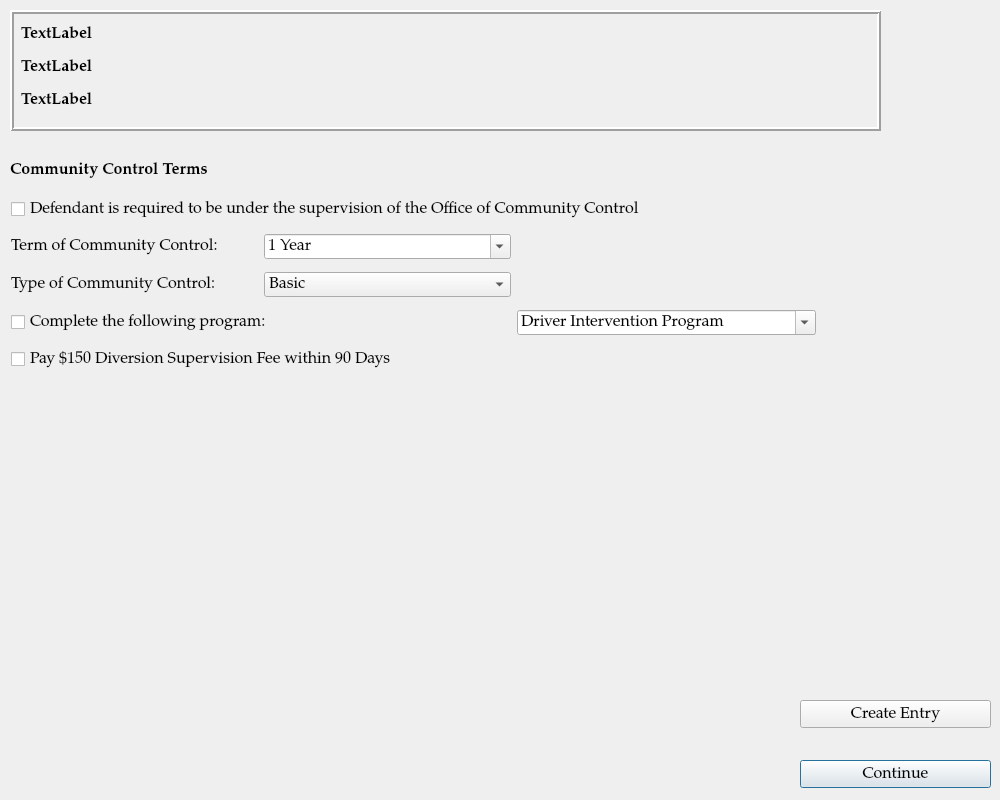
The window that ui/CommunityControlDialog.ui (HunterProgram22/MuniEntry) describes before a commit, drawn with Qt 5.
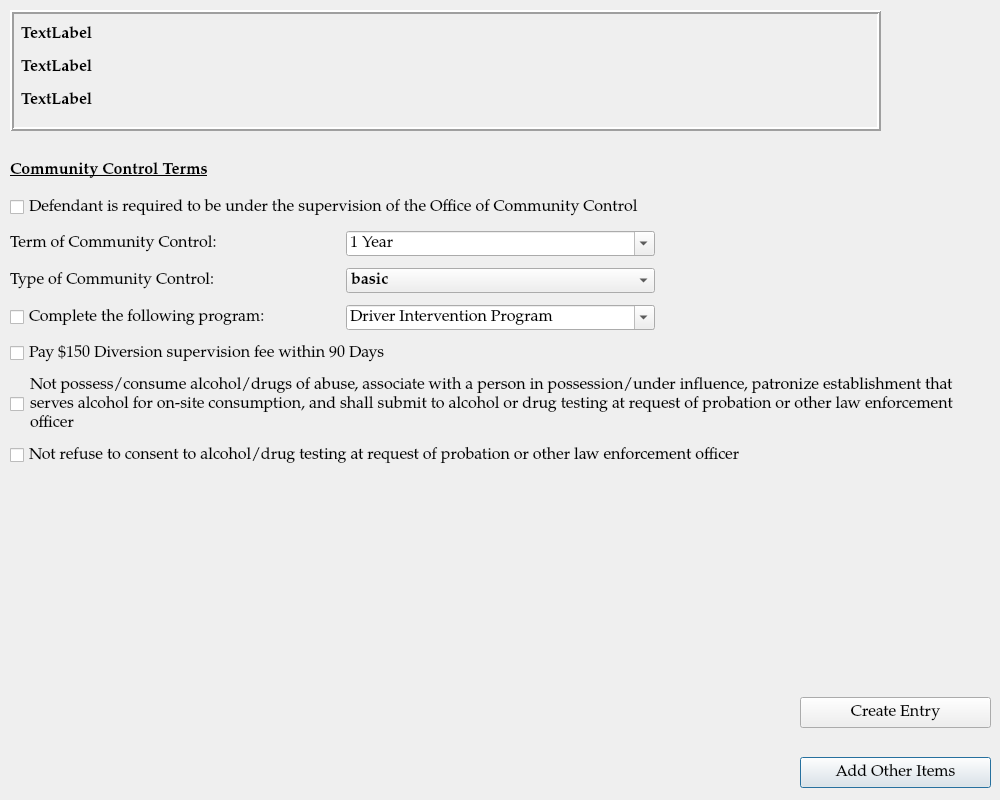
The same window after the commit.

Commit message: Updated community control dialog and template.

Diff of the .ui file:
```diff
--- a/ui/CommunityControlDialog.ui
+++ b/ui/CommunityControlDialog.ui
@@ -35,13 +35,13 @@
    <property name="geometry">
     <rect>
      <x>800</x>
-     <y>760</y>
+     <y>757</y>
      <width>191</width>
-     <height>28</height>
+     <height>31</height>
     </rect>
    </property>
    <property name="text">
-    <string>Continue</string>
+    <string>Add Other Items</string>
    </property>
   </widget>
   <widget class="QFrame" name="case_information_frame">
@@ -127,9 +127,9 @@
    <property name="geometry">
     <rect>
      <x>800</x>
-     <y>700</y>
+     <y>697</y>
      <width>191</width>
-     <height>28</height>
+     <height>31</height>
     </rect>
    </property>
    <property name="text">
@@ -149,6 +149,7 @@
     <font>
      <weight>75</weight>
      <bold>true</bold>
+     <underline>true</underline>
     </font>
    </property>
    <property name="text">
@@ -158,28 +159,28 @@
   <widget class="QWidget" name="">
    <property name="geometry">
     <rect>
-     <x>11</x>
-     <y>191</y>
-     <width>805</width>
-     <height>187</height>
+     <x>10</x>
+     <y>190</y>
+     <width>961</width>
+     <height>288</height>
     </rect>
    </property>
    <layout class="QGridLayout" name="gridLayout">
-    <item row="0" column="0" colspan="3">
+    <item row="0" column="0" colspan="4">
      <widget class="QCheckBox" name="community_control_required_checkbox">
       <property name="text">
        <string>Defendant is required to be under the supervision of the Office of Community Control</string>
       </property>
      </widget>
     </item>
-    <item row="1" column="0">
+    <item row="1" column="0" colspan="2">
      <widget class="QLabel" name="label_2">
       <property name="text">
        <string>Term of Community Control:</string>
       </property>
      </widget>
     </item>
-    <item row="1" column="1">
+    <item row="1" column="2">
      <widget class="QComboBox" name="term_of_community_control_box">
       <property name="sizePolicy">
        <sizepolicy hsizetype="Minimum" vsizetype="Fixed">
@@ -217,21 +218,27 @@
       </item>
      </widget>
     </item>
-    <item row="2" column="0">
+    <item row="2" column="0" colspan="2">
      <widget class="QLabel" name="label_3">
       <property name="text">
        <string>Type of Community Control:</string>
       </property>
      </widget>
     </item>
-    <item row="2" column="1">
+    <item row="2" column="2">
      <widget class="QComboBox" name="type_of_community_control_box">
       <property name="enabled">
        <bool>true</bool>
       </property>
+      <property name="font">
+       <font>
+        <weight>75</weight>
+        <bold>true</bold>
+       </font>
+      </property>
       <item>
        <property name="text">
-        <string>Basic</string>
+        <string>basic</string>
        </property>
       </item>
       <item>
@@ -253,6 +260,43 @@
       </property>
      </widget>
     </item>
+    <item row="4" column="0" colspan="3">
+     <widget class="QCheckBox" name="checkBox_2">
+      <property name="text">
+       <string>Pay $150 Diversion supervision fee within 90 Days</string>
+      </property>
+     </widget>
+    </item>
+    <item row="5" column="0">
+     <widget class="QCheckBox" name="not_consume_checkbox">
+      <property name="maximumSize">
+       <size>
+        <width>14</width>
+        <height>16777215</height>
+       </size>
+      </property>
+      <property name="text">
+       <string/>
+      </property>
+     </widget>
+    </item>
+    <item row="5" column="1" colspan="3">
+     <widget class="QLabel" name="label_4">
+      <property name="text">
+       <string>Not possess/consume alcohol/drugs of abuse, associate with a person in possession/under influence, patronize establishment that serves alcohol for on-site consumption, and shall submit to alcohol or drug testing at request of probation or other law enforcement officer</string>
+      </property>
+      <property name="wordWrap">
+       <bool>true</bool>
+      </property>
+     </widget>
+    </item>
+    <item row="6" column="0" colspan="4">
+     <widget class="QCheckBox" name="not_refuse_checkbox">
+      <property name="text">
+       <string>Not refuse to consent to alcohol/drug testing at request of probation or other law enforcement officer</string>
+      </property>
+     </widget>
+    </item>
     <item row="3" column="2">
      <widget class="QComboBox" name="comboBox_2">
       <property name="enabled">
@@ -283,13 +327,6 @@
       </item>
      </widget>
     </item>
-    <item row="4" column="0" colspan="3">
-     <widget class="QCheckBox" name="checkBox_2">
-      <property name="text">
-       <string>Pay $150 Diversion Supervision Fee within 90 Days</string>
-      </property>
-     </widget>
-    </item>
    </layout>
   </widget>
  </widget>
```
Left out of the diff: 55 changed lines with no effect on the pictures. The commit also changes 10 other files.
